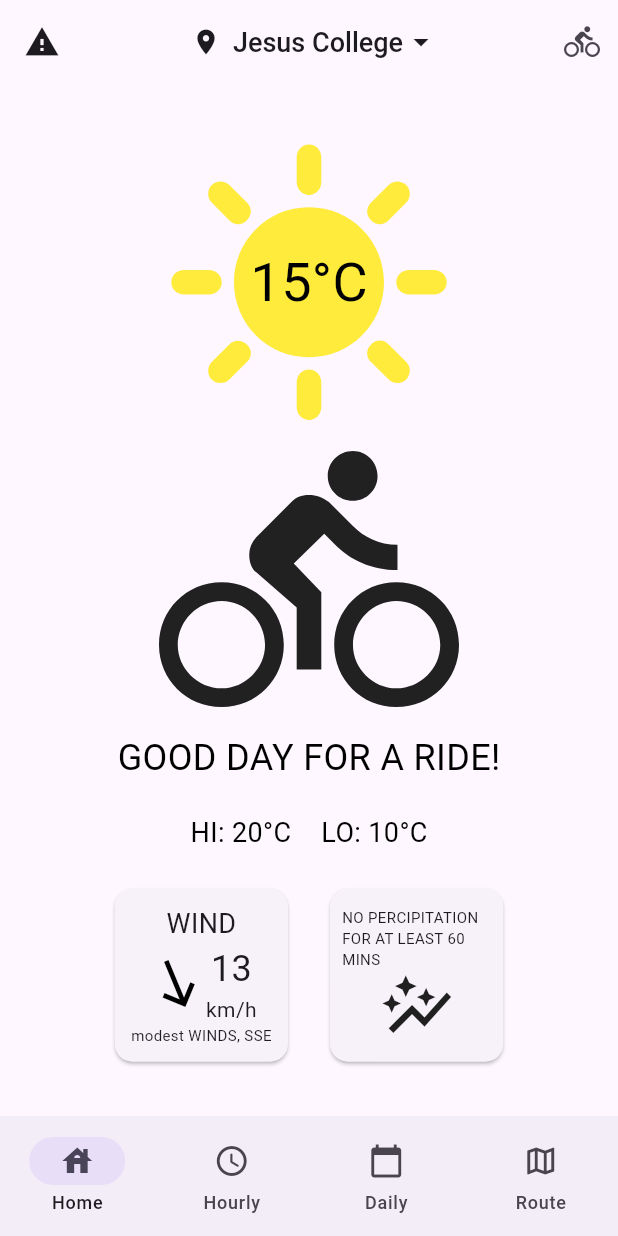
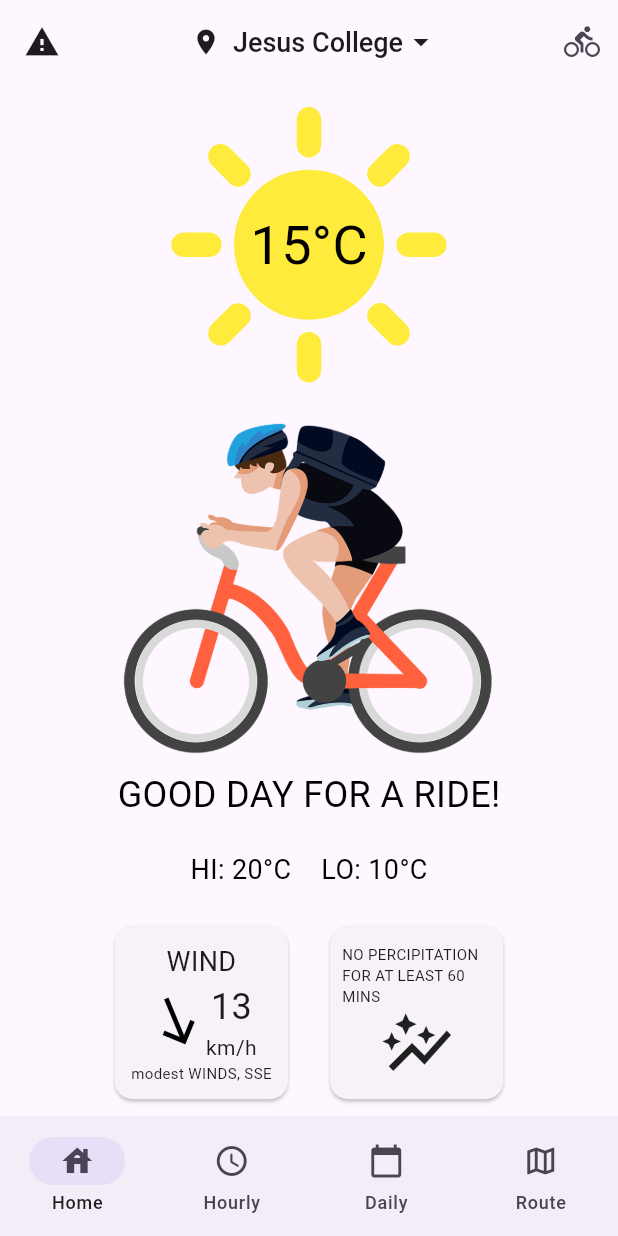
Before and after one commit to happiestbee/weather, a Flutter app: the screen it shows after launch, on a phone screen of 412 x 824 dp. Run offline on Flutter 3.47's test engine with Material 3 defaults, Android fonts, the phone set to English and light mode, and no system bars; our stand-ins replace geocoding; missing offline and left inert: open_meteo.

Commit message:
added cycling png

```diff
--- a/lib/src/home.dart
+++ b/lib/src/home.dart
@@ -156,9 +156,9 @@ class _HomeScreenState extends State<HomeScreen> {
                 )
               ]
             ),
-            Icon(
-              Icons.directions_bike,
-              size: 200,
+            Image.asset(
+              "assets/cycle.png",
+              width: 250
             ),
             Text(
               "GOOD DAY FOR A RIDE!",
--- a/pubspec.yaml
+++ b/pubspec.yaml
@@ -20,3 +20,5 @@ dev_dependencies:
 
 flutter:
   uses-material-design: true
+  assets:
+    - assets/
```
Also changed, not shown: assets/cycle.png (added).
